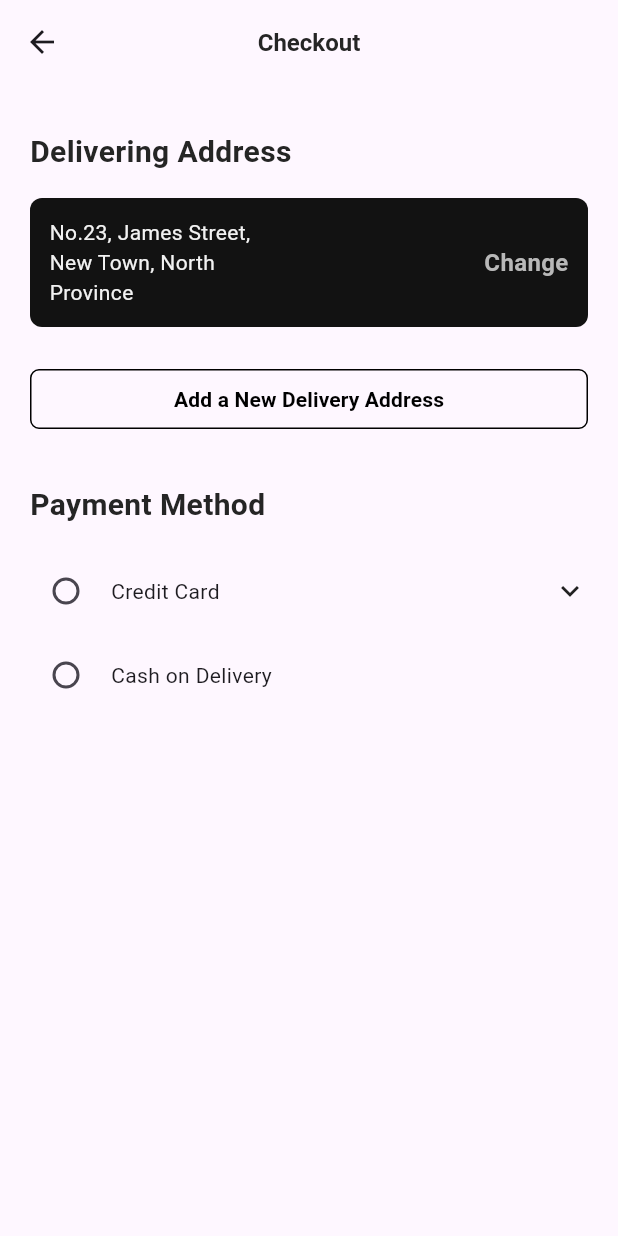
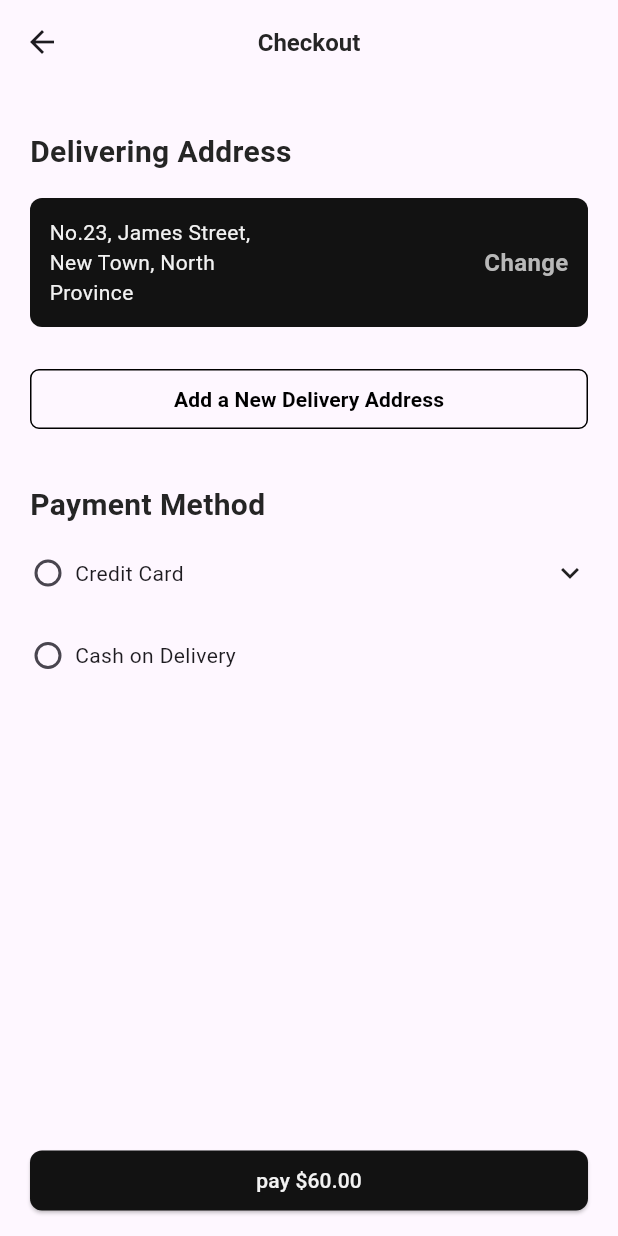
Before and after one commit to methob/my-bookstore-flutter, a Flutter app: the Checkoutscreen screen opened directly, on a phone screen of 412 x 824 dp. Run offline on Flutter 3.47's test engine with Material 3 defaults, Android fonts, the phone set to English and light mode, and no system bars; our stand-ins replace auto_route, bloc, dio, flutter_bloc, get_it, injectable and 1 more.

Commit message:
feat:add sycess paymentScreen

```diff
--- a/lib/ui/screen/cart/CheckoutScreen.dart
+++ b/lib/ui/screen/cart/CheckoutScreen.dart
@@ -1,6 +1,9 @@
 import 'package:auto_route/annotations.dart';
+import 'package:auto_route/auto_route.dart';
 import 'package:bookstore_thais/theme/colors.dart';
 import 'package:flutter/material.dart';
+
+import '../../../navigation/router.config.gr.dart';
 
 @RoutePage()
 class Checkoutscreen extends StatelessWidget {
@@ -100,14 +103,21 @@ class Checkoutscreen extends StatelessWidget {
                               child: Row(children: [
                               Radio<String>(
                                 value: "Credit Card",
+                                visualDensity: const VisualDensity(
+                                  horizontal: VisualDensity.minimumDensity,
+                                  vertical: VisualDensity.minimumDensity,
+                                ),
+                                materialTapTargetSize: MaterialTapTargetSize.shrinkWrap,
                                 groupValue: isChecked,
                                 onChanged: (value) {
                                   _isChecked.value = value;
                                 },
                               ),
                                 SizedBox(width: 6),
-                                Text("Credit Card"),
-                                Spacer(),
+                                Text("Credit Card", style: TextStyle(
+                                    fontWeight: isChecked == "Credit Card" ? FontWeight.w600 : null
+                                )),
+                                const Spacer(),
                                 const Icon(Icons.keyboard_arrow_down)
                               ]),
                             ),
@@ -124,21 +134,43 @@ class Checkoutscreen extends StatelessWidget {
                           ],
                         );
                       }),
-                      const SizedBox(height: 8 ),
+                      const SizedBox(height: 31),
                       Row(children: [
                         Radio<String>(
                           value: "Cash on Delivery",
+                          visualDensity: const VisualDensity(
+                            horizontal: VisualDensity.minimumDensity,
+                            vertical: VisualDensity.minimumDensity,
+                          ),
+                          materialTapTargetSize: MaterialTapTargetSize.shrinkWrap,
                           groupValue: isChecked,
                           onChanged: (value) {
                               _isChecked.value = value;
                           },
                         ),
-                        SizedBox(width: 6),
-                        Text("Cash on Delivery"),
+                        const SizedBox(width: 6),
+                        Text("Cash on Delivery", style: TextStyle(
+                          fontWeight: isChecked == "Cash on Delivery" ? FontWeight.w600 : null
+                        )),
                       ]),
                     ],
                   );
                 }),
+            const Spacer(),
+            ElevatedButton(
+              onPressed: () {
+                AutoRouter.of(context).push(const SucessPaymentRoute());
+              },
+              style: ElevatedButton.styleFrom(
+                  backgroundColor: AppColors.btnColors,
+                  minimumSize: const Size(double.infinity, 40),
+                  shape: RoundedRectangleBorder(
+                      borderRadius: BorderRadius.circular(8.0))),
+              child: const Text(
+                "pay \$60.00",
+                style: TextStyle(color: AppColors.primary),
+              ),
+            ),
           ],
         ),
       ),
```
Also changed, not shown: lib/ui/screen/cart/SuccessPaymentScreen.dart (added, +26 -0 lines), lib/navigation/router.config.dart, lib/navigation/router.config.gr.dart. Lines whose indentation alone changed are shown as unchanged.
